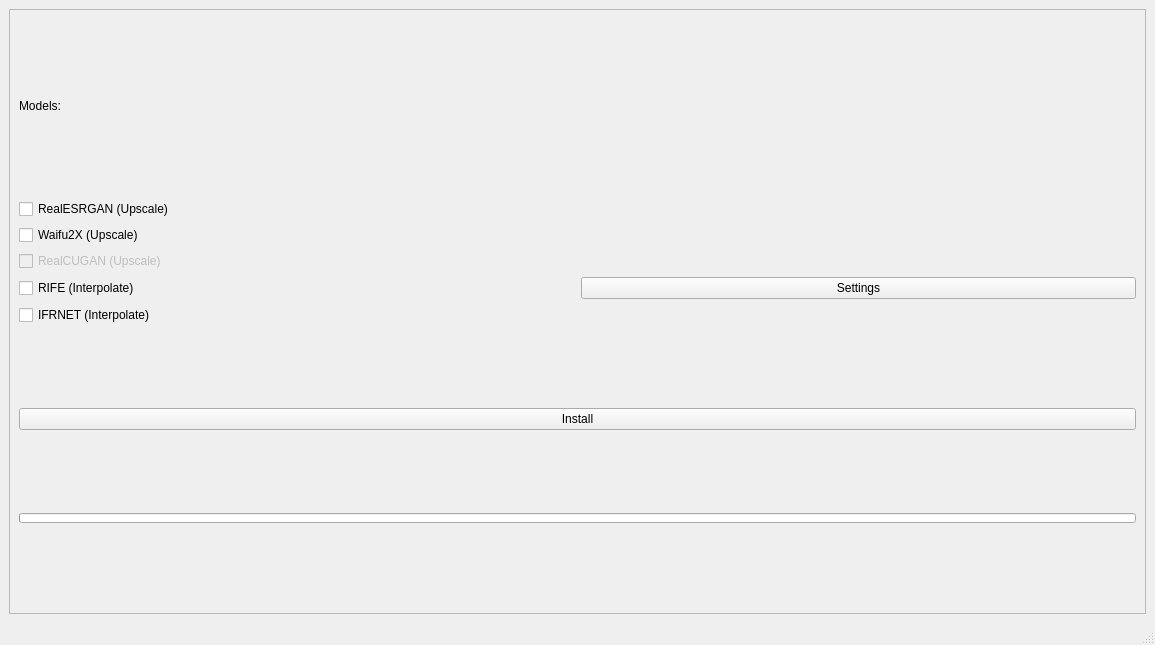
Before: the Qt Designer form src/getModels/SelectAI.ui in TNTwise/REAL-Video-Enhancer, drawn with Qt 5.
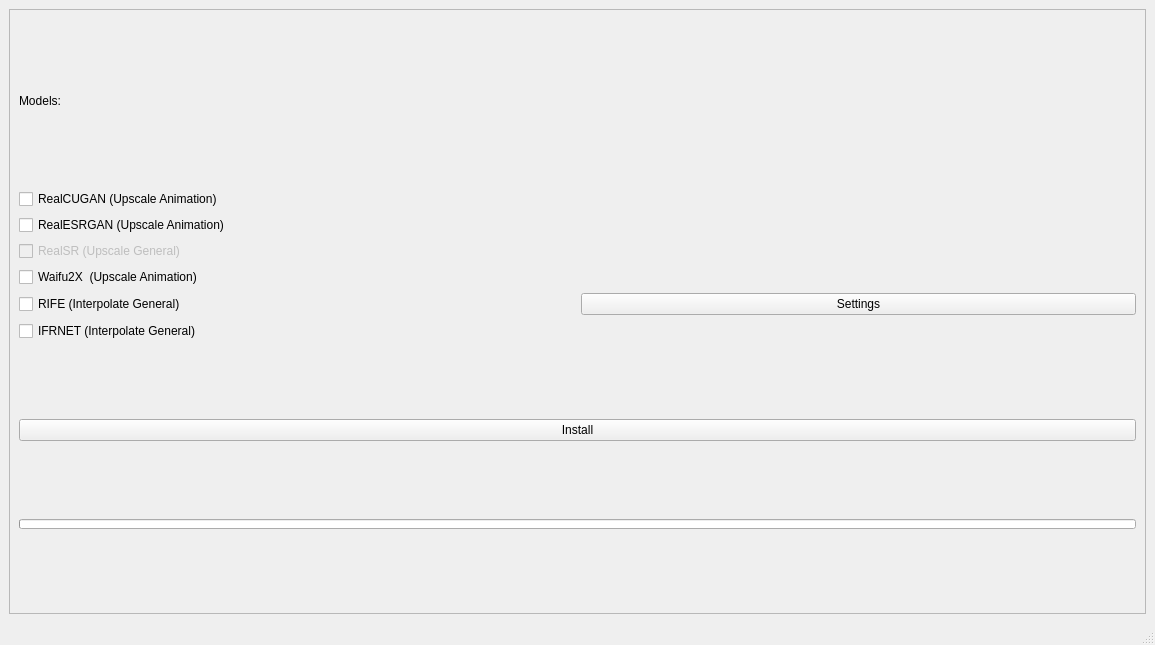
After: the same form once the commit is applied.

Diff of the .ui file:
```diff
--- a/src/getModels/SelectAI.ui
+++ b/src/getModels/SelectAI.ui
@@ -68,51 +68,61 @@
        </item>
        <item row="1" column="0">
         <layout class="QGridLayout" name="gridLayout_6">
-         <item row="5" column="1">
-          <widget class="QPushButton" name="RifeSettings">
+         <item row="7" column="0">
+          <widget class="QCheckBox" name="Waifu2xCheckBox">
            <property name="text">
-            <string>Settings</string>
+            <string>Waifu2X  (Upscale Animation)</string>
            </property>
           </widget>
          </item>
-         <item row="3" column="0">
-          <widget class="QCheckBox" name="RealCUGANCheckBox">
-           <property name="enabled">
-            <bool>false</bool>
-           </property>
-           <property name="text">
-            <string>RealCUGAN (Upscale)</string>
-           </property>
-          </widget>
-         </item>
-         <item row="8" column="0">
+         <item row="13" column="0">
           <widget class="QCheckBox" name="CainCheckBox">
            <property name="enabled">
             <bool>true</bool>
            </property>
            <property name="text">
-            <string>IFRNET (Interpolate)</string>
+            <string>IFRNET (Interpolate General)</string>
            </property>
           </widget>
          </item>
-         <item row="5" column="0">
+         <item row="6" column="0">
+          <widget class="QCheckBox" name="checkBox">
+           <property name="enabled">
+            <bool>false</bool>
+           </property>
+           <property name="text">
+            <string>RealSR (Upscale General)</string>
+           </property>
+          </widget>
+         </item>
+         <item row="10" column="0">
           <widget class="QCheckBox" name="RifeCheckBox">
            <property name="text">
-            <string>RIFE (Interpolate)</string>
+            <string>RIFE (Interpolate General)</string>
            </property>
           </widget>
          </item>
-         <item row="1" column="0">
-          <widget class="QCheckBox" name="RealESRGANCheckBox">
+         <item row="10" column="1">
+          <widget class="QPushButton" name="RifeSettings">
            <property name="text">
-            <string>RealESRGAN (Upscale)</string>
+            <string>Settings</string>
            </property>
           </widget>
          </item>
          <item row="2" column="0">
-          <widget class="QCheckBox" name="Waifu2xCheckBox">
+          <widget class="QCheckBox" name="RealESRGANCheckBox">
            <property name="text">
-            <string>Waifu2X (Upscale)</string>
+            <string>RealESRGAN (Upscale Animation)</string>
+           </property>
+          </widget>
+         </item>
+         <item row="1" column="0">
+          <widget class="QCheckBox" name="RealCUGANCheckBox">
+           <property name="enabled">
+            <bool>true</bool>
+           </property>
+           <property name="text">
+            <string>RealCUGAN (Upscale Animation)</string>
            </property>
           </widget>
          </item>
```
